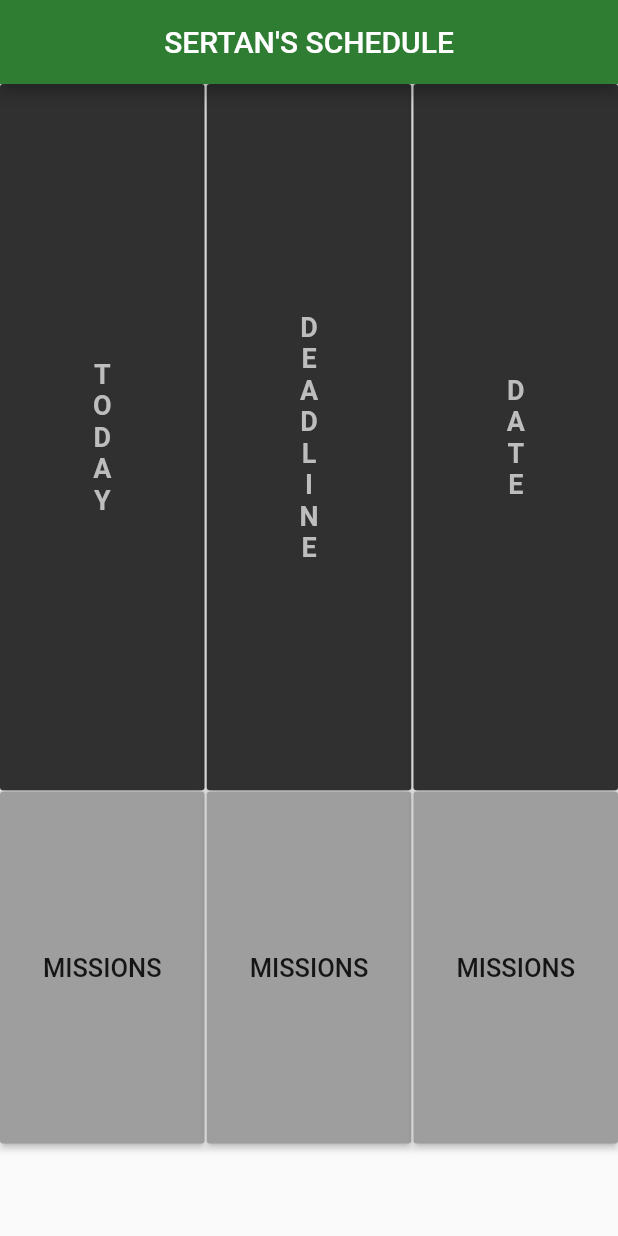
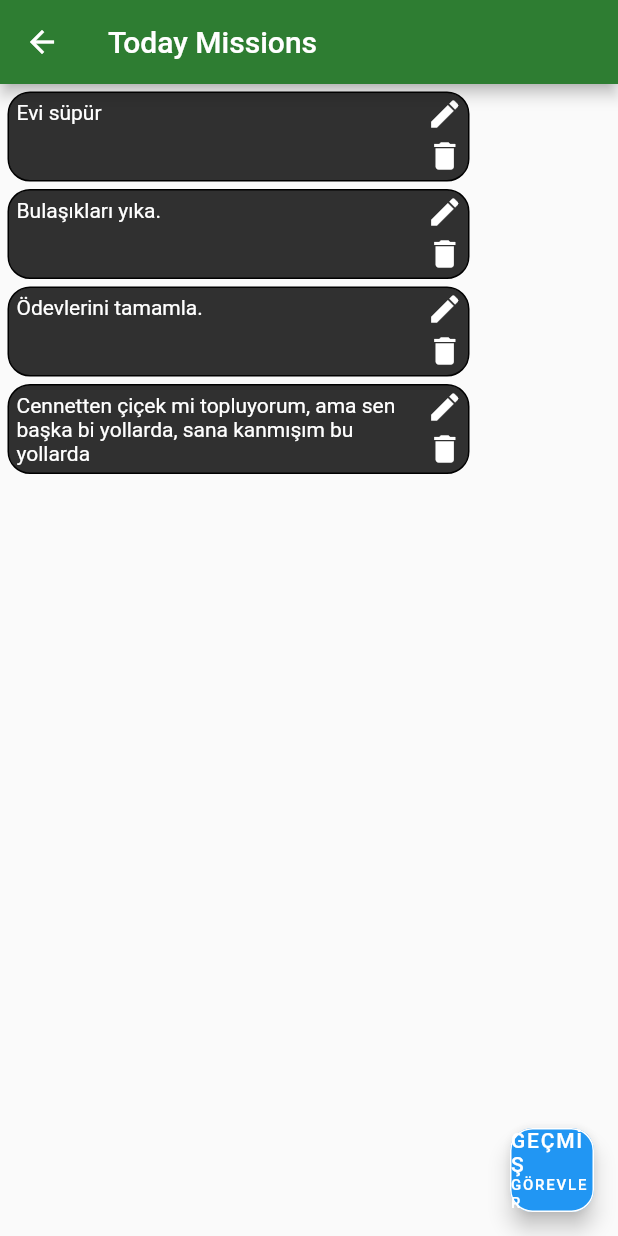
Before and after one commit to sertanfox/sertans_schedule, a Flutter app: the screen it shows after launch, after a tap on "MISSIONS", on a phone screen of 412 x 824 dp. Run offline on Flutter 3.47's test engine with Material 2 defaults, Android fonts, the light colour scheme and no system bars; our stand-ins replace flutter_datetime_picker.

Commit message:
baya bi sey degisti en son takip edemedim ya la

```diff
--- a/lib/Views/main.dart
+++ b/lib/Views/main.dart
@@ -5,6 +5,10 @@ import 'mainpage/VcreateToday.dart';
 import 'package:flutter/material.dart';
 import 'mainpage/Vmainpage.dart';
 import 'mainpage/VcreateDate.dart';
+import 'mainpage/VshowToday.dart';
+import 'mainpage/VshowDeadline.dart';
+import 'mainpage/VshowDate.dart';
+import 'editpages/VdeadlineEditSettings.dart';
 
 void main() {
   runApp(MaterialApp(
@@ -14,6 +18,10 @@ void main() {
       "/Vcreatedeadline": (context) => CreateDeadline(),
       "/Vcreatetoday": (context) => CreateToday(),
       "/Vcreatedate": (context) => VcreateDate(),
+      "/VshowToday": (context) => VshowToday(),
+      "/VshowDeadline": (context) => VshowDeadline(),
+      "/VshowDate": (context) => VshowDate(),
+      "/VdeadlineEditSettings": (context) => VdeadlineEditSettings(),
     },
   ));
 }
--- a/lib/Views/mainpage/VcreateDeadline.dart
+++ b/lib/Views/mainpage/VcreateDeadline.dart
@@ -46,6 +46,7 @@ class _CreateDeadlineState extends State<CreateDeadline> {
                         child: TextField(
                           onChanged: (String str) => _mission = str,
                           maxLines: 18,
+                          maxLength: 200,
                           cursorColor: Colors.white,
                           enableInteractiveSelection: false,
                           textAlign: TextAlign.start,
--- a/lib/Views/mainpage/Vmainpage.dart
+++ b/lib/Views/mainpage/Vmainpage.dart
@@ -13,6 +13,8 @@ class Starter extends State<MainPage> with SingleTickerProviderStateMixin {
   bool todayCurrentColor = true;
   bool deadlineCurrentColor = true;
   bool dateCurrentColor = true;
+  @override
+  // TODO: implement context
 
   void _animateContainer() {
     setState(() {
@@ -103,11 +105,14 @@ class Starter extends State<MainPage> with SingleTickerProviderStateMixin {
 }
 
 class MissionsButton extends StatelessWidget {
+  String path;
+
+  MissionsButton(this.path);
   @override
   Widget build(BuildContext context) => Container(
         width: MediaQuery.of(context).size.width / 3 - 1,
         child: RaisedButton(
-          onPressed: () {},
+          onPressed: () => Navigator.pushNamed(context, path),
           color: Colors.grey[500],
           child: Text("MISSIONS",
               textAlign: TextAlign.center, style: TextStyle(fontSize: 17)),
@@ -125,9 +130,9 @@ class MissionsContainer extends StatelessWidget {
           crossAxisAlignment: CrossAxisAlignment.stretch,
           mainAxisAlignment: MainAxisAlignment.spaceBetween,
           children: <Widget>[
-            MissionsButton(),
-            MissionsButton(),
-            MissionsButton()
+            MissionsButton("/VshowToday"),
+            MissionsButton("/VshowDeadline"),
+            MissionsButton("/VshowDate")
           ],
         ),
       );
--- a/lib/Views/mainpage/VshowDate.dart
+++ b/lib/Views/mainpage/VshowDate.dart
@@ -0,0 +1,17 @@
+import 'package:flutter/material.dart';
+
+class VshowDate extends StatefulWidget {
+  @override
+  _VshowDateState createState() => _VshowDateState();
+}
+
+class _VshowDateState extends State<VshowDate> {
+  @override
+  Widget build(BuildContext context) {
+    return Container(
+      child: Center(
+        child: Text("VshowDate"),
+      ),
+    );
+  }
+}
--- a/lib/Views/mainpage/VshowDeadline.dart
+++ b/lib/Views/mainpage/VshowDeadline.dart
@@ -0,0 +1,17 @@
+import "package:flutter/material.dart";
+
+class VshowDeadline extends StatefulWidget {
+  @override
+  _VshowDeadlineState createState() => _VshowDeadlineState();
+}
+
+class _VshowDeadlineState extends State<VshowDeadline> {
+  @override
+  Widget build(BuildContext context) {
+    double _height = MediaQuery.of(context).size.height - 80;
+    double _width = MediaQuery.of(context).size.width;
+    return Container(
+      child: Text("vShowDeadline"),
+    );
+  }
+}
--- a/lib/Views/mainpage/VshowToday.dart
+++ b/lib/Views/mainpage/VshowToday.dart
@@ -0,0 +1,115 @@
+import "package:flutter/material.dart";
+
+class VshowToday extends StatefulWidget {
+  @override
+  _VshowTodayState createState() => _VshowTodayState();
+}
+
+class _VshowTodayState extends State<VshowToday> {
+  List<String> gorevlerim = [
+    "Evi süpür",
+    "Bulaşıkları yıka.",
+    "Ödevlerini tamamla.",
+    "Cennetten çiçek mi topluyorum, ama sen başka bi yollarda, sana kanmışım bu yollarda"
+  ];
+  @override
+  Widget build(BuildContext context) {
+    double _height = MediaQuery.of(context).size.height - 80;
+    double _width = MediaQuery.of(context).size.width;
+    return new Scaffold(
+        appBar: new AppBar(
+          title: new Text("Today Missions"),
+          backgroundColor: Colors.green[800],
+        ),
+        body: Column(
+          children: <Widget>[
+            for (var i = 0; i < gorevlerim.length; i++)
+              MissionCard(gorevlerim[i])
+          ],
+        ),
+        floatingActionButton: FloatingActionButton(
+          onPressed: () {},
+          shape: RoundedRectangleBorder(
+              borderRadius: BorderRadius.circular(15),
+              side: BorderSide(color: Colors.white)),
+          child: Center(
+              child: Column(
+            crossAxisAlignment: CrossAxisAlignment.center,
+            mainAxisAlignment: MainAxisAlignment.center,
+            children: <Widget>[
+              Text(
+                ("GEÇMİŞ"),
+                style: TextStyle(fontSize: 14),
+              ),
+              Text(
+                ("GÖREVLER"),
+                style: TextStyle(fontSize: 10),
+              ),
+            ],
+          )),
+        ));
+  }
+}
+
+class MissionCard extends StatelessWidget {
+  String missionText;
+  MissionCard(this.missionText);
+
+  @override
+  Widget build(BuildContext context) {
+    return Container(
+        width: 308,
+        height: 60,
+        margin: EdgeInsets.fromLTRB(5, 5, 5, 0),
+        decoration: BoxDecoration(
+            color: Colors.grey[850],
+            border: Border.all(color: Colors.black),
+            borderRadius: BorderRadius.circular(15)),
+        child: Row(
+          mainAxisAlignment: MainAxisAlignment.start,
+          crossAxisAlignment: CrossAxisAlignment.start,
+          children: <Widget>[
+            Container(
+              width: 268,
+              height: 50,
+              margin: EdgeInsets.all(5),
+              child: Text(
+                missionText,
+                maxLines: 3,
+                textAlign: TextAlign.start,
+                style: TextStyle(color: Colors.white, fontSize: 14),
+              ),
+            ),
+            Column(
+              crossAxisAlignment: CrossAxisAlignment.center,
+              mainAxisAlignment: MainAxisAlignment.start,
+              children: <Widget>[
+                GestureDetector(
+                  onTap: () =>
+                      Navigator.pushNamed(context, "/VdeadlineEditSettings"),
+                  child: Container(
+                    width: 25,
+                    height: 28,
+                    child: Icon(
+                      Icons.edit,
+                      color: Colors.white,
+                    ),
+                  ),
+                ),
+                GestureDetector(
+                  onTap: () => Navigator.pushNamed(context, "/"),
+                  child: Container(
+                    width: 25,
+                    height: 28,
+                    child: Icon(
+                      Icons.delete,
+                      color: Colors.white,
+                    ),
+                  ),
+                )
+              ],
+            ),
+          ],
+        ));
+  }
+}
```
